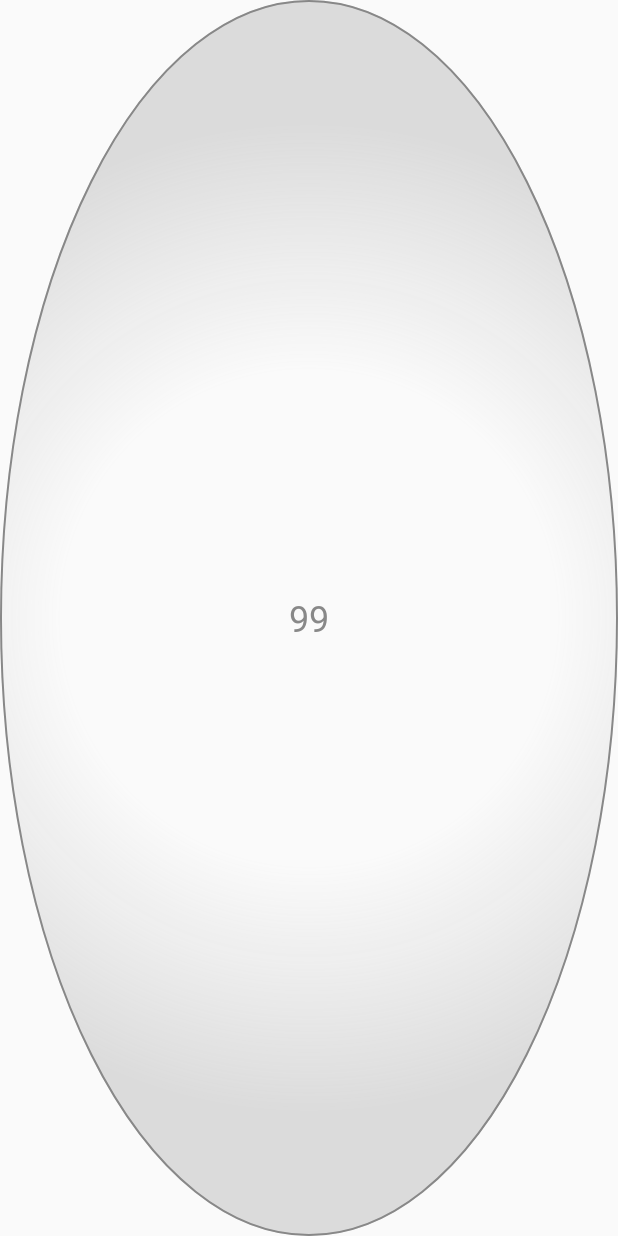
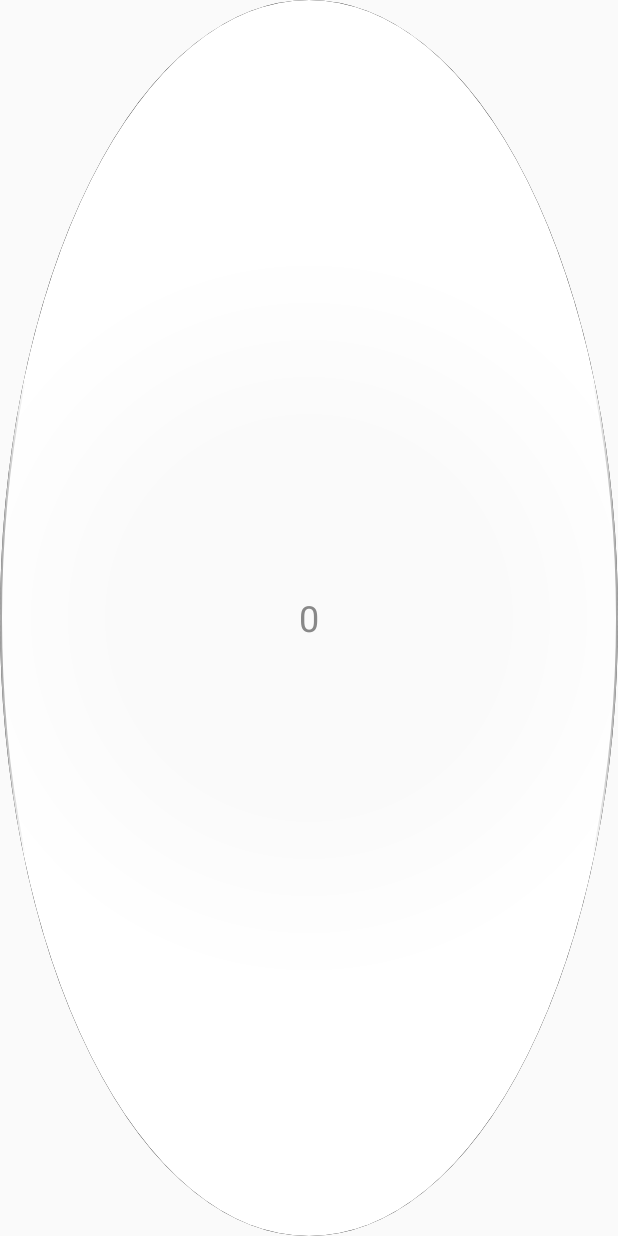
Before and after one commit to jzheng23/FloatTimer, an Android app built with Jetpack Compose: the layout overlay_button.xml on its own in the app's theme, with its tools: preview values and no code run, on a phone screen of 412 x 824 dp. Run offline under Robolectric (Android 15) with nearby library versions, the phone set to English and light mode, and no system bars.

Commit message:
dynamically changing number and transparency

```diff
--- a/app/src/main/java/com/jzheng23/floattimer/Constants.kt
+++ b/app/src/main/java/com/jzheng23/floattimer/Constants.kt
@@ -5,7 +5,7 @@ import android.content.Context
 object Constants {
     const val MIN_BUTTON_SIZE = 30
     const val MAX_BUTTON_SIZE = 80
-    const val DEFAULT_BUTTON_SIZE = 56
+    const val DEFAULT_BUTTON_SIZE = 48
     const val DEFAULT_TEXT_SIZE = 24 // default text size in sp
 
     fun dpToPx(context: Context, dp: Int): Int {
--- a/app/src/main/java/com/jzheng23/floattimer/HomeScreen.kt
+++ b/app/src/main/java/com/jzheng23/floattimer/HomeScreen.kt
@@ -52,7 +52,7 @@ fun HomeScreen() {
     val context = LocalContext.current
     var overlayPermissionGranted by remember { mutableStateOf(Settings.canDrawOverlays(context)) }
     var buttonSize by remember { mutableFloatStateOf(DEFAULT_BUTTON_SIZE.toFloat()) }
-    var buttonAlpha by remember { mutableFloatStateOf(1f) }
+    var buttonAlpha by remember { mutableFloatStateOf(0.25f) }
 //    var buttonColor by remember { mutableStateOf(Color.Transparent) }
 
     val overlayPermissionLauncher = rememberLauncherForActivityResult(
--- a/app/src/main/res/drawable/round_button_gray.xml
+++ b/app/src/main/res/drawable/round_button_gray.xml
@@ -3,10 +3,10 @@
     <!-- Base oval shape with stroke -->
     <item>
         <shape android:shape="oval">
+            <solid android:color="#00FFFFFF" />
             <stroke
                 android:width="1dp"
-                android:color="@color/gray" />
-            <solid android:color="#00000000" />
+                android:color="#FF000000" />
         </shape>
     </item>
 
@@ -17,10 +17,10 @@
                 android:type="radial"
                 android:centerX="0.5"
                 android:centerY="0.5"
-                android:gradientRadius="80%p"
-                android:startColor="#00888888"
-                android:centerColor="#00888888"
-                android:endColor="#44888888" />
+                android:gradientRadius="60%p"
+                android:startColor="#00000000"
+                android:centerColor="#00000000"
+                android:endColor="#FFFFFFFF" />
         </shape>
     </item>
 </layer-list>
--- a/app/src/main/res/values/strings.xml
+++ b/app/src/main/res/values/strings.xml
@@ -1,4 +1,4 @@
 <resources>
     <string name="app_name">FloatTimer</string>
-    <string name="default_value_in_icon">99</string>
+    <string name="default_value_in_icon">0</string>
 </resources>
```
Also changed, not shown: app/src/main/java/com/jzheng23/floattimer/OverlayService.kt (+60 -31 lines).
